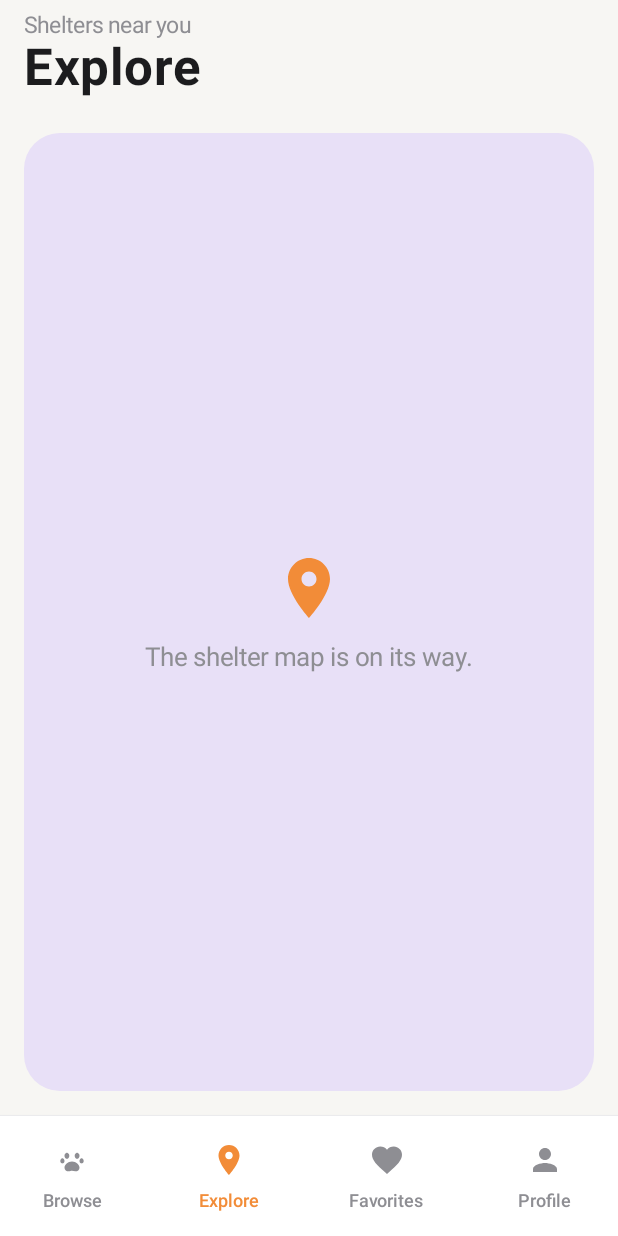
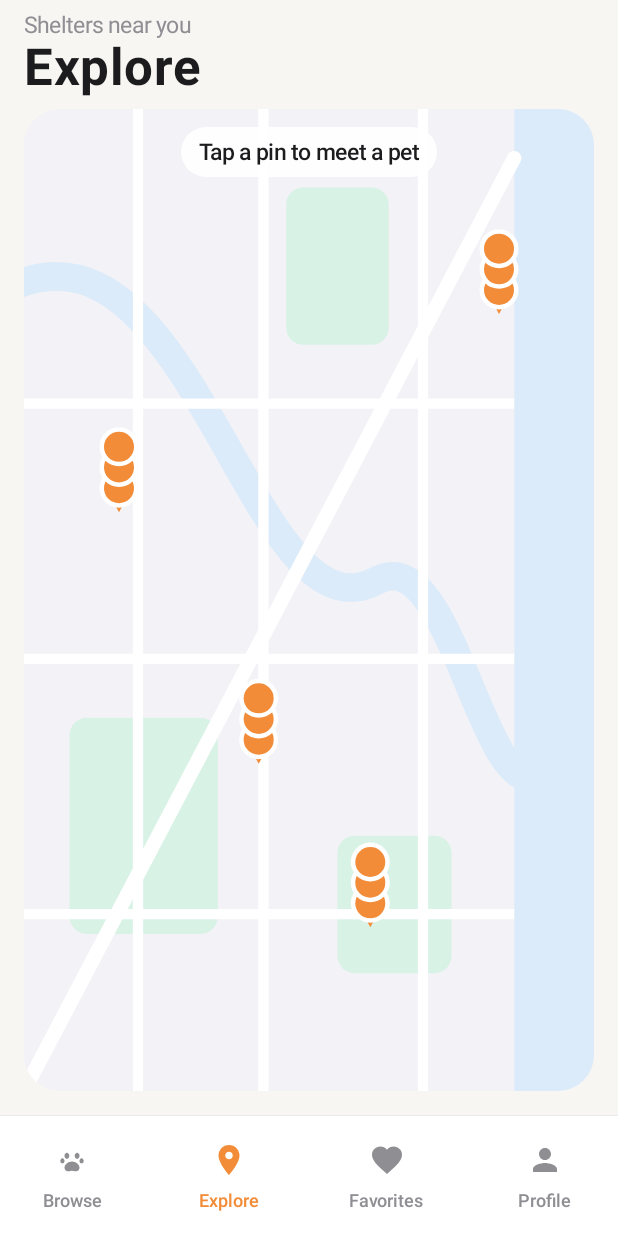
Before and after one commit to aakocval/pet-adopt, an Android app built with Jetpack Compose: the PetApp screen opened through its navigation route, item 2 of the bottom bar chosen, on a phone screen of 412 x 824 dp. Run offline under Robolectric (Android 15) with nearby library versions, the phone set to English and light mode, and no system bars; our stand-ins replace Dagger/Hilt's generated code; libraries missing offline, so code that uses them is left out: androidx.hilt.lifecycle; pictures from the network do not load.

Commit message:
[Feat] Replace the Explore placeholder with a map and pet card

````diff
--- a/app/src/main/kotlin/io/github/aakocval/petadopt/feature/explore/navigation/ExploreNavigation.kt
+++ b/app/src/main/kotlin/io/github/aakocval/petadopt/feature/explore/navigation/ExploreNavigation.kt
@@ -5,7 +5,7 @@ import androidx.navigation.NavGraphBuilder
 import androidx.navigation.NavOptions
 import androidx.navigation.compose.composable
 import androidx.navigation.compose.navigation
-import io.github.aakocval.petadopt.feature.explore.ui.ExploreScreen
+import io.github.aakocval.petadopt.feature.explore.ui.ExploreRoute
 import kotlinx.serialization.Serializable
 
 @Serializable
@@ -16,8 +16,12 @@ data object ExploreDestination
 
 fun NavController.navigateToExplore(navOptions: NavOptions? = null) = navigate(ExploreGraph, navOptions)
 
-fun NavGraphBuilder.exploreGraph() {
+fun NavGraphBuilder.exploreGraph(
+    onPetClick: (petId: String) -> Unit,
+    nestedGraphs: NavGraphBuilder.() -> Unit = {},
+) {
     navigation<ExploreGraph>(startDestination = ExploreDestination) {
-        composable<ExploreDestination> { ExploreScreen() }
+        composable<ExploreDestination> { ExploreRoute(onPetClick = onPetClick) }
+        nestedGraphs()
     }
 }
--- /dev/null
+++ b/app/src/main/kotlin/io/github/aakocval/petadopt/feature/explore/ui/ExploreRoute.kt
@@ -0,0 +1,22 @@
+package io.github.aakocval.petadopt.feature.explore.ui
+
+import androidx.compose.runtime.Composable
+import androidx.compose.runtime.getValue
+import androidx.compose.ui.Modifier
+import androidx.hilt.lifecycle.viewmodel.compose.hiltViewModel
+import androidx.lifecycle.compose.collectAsStateWithLifecycle
+
+@Composable
+fun ExploreRoute(
+    onPetClick: (petId: String) -> Unit,
+    modifier: Modifier = Modifier,
+    viewModel: ExploreViewModel = hiltViewModel(),
+) {
+    val uiState by viewModel.uiState.collectAsStateWithLifecycle()
+    ExploreScreen(
+        uiState = uiState,
+        onPinSelected = viewModel::onPinSelected,
+        onPetClick = onPetClick,
+        modifier = modifier,
+    )
+}
--- a/app/src/main/kotlin/io/github/aakocval/petadopt/feature/explore/ui/ExploreScreen.kt
+++ b/app/src/main/kotlin/io/github/aakocval/petadopt/feature/explore/ui/ExploreScreen.kt
@@ -1,20 +1,34 @@
 package io.github.aakocval.petadopt.feature.explore.ui
 
-import androidx.compose.foundation.layout.Arrangement
+import androidx.compose.animation.AnimatedVisibility
+import androidx.compose.animation.fadeIn
+import androidx.compose.animation.fadeOut
+import androidx.compose.animation.slideInVertically
+import androidx.compose.animation.slideOutVertically
+import androidx.compose.foundation.layout.Box
 import androidx.compose.foundation.layout.Column
+import androidx.compose.foundation.layout.Row
 import androidx.compose.foundation.layout.fillMaxSize
 import androidx.compose.foundation.layout.fillMaxWidth
 import androidx.compose.foundation.layout.padding
 import androidx.compose.foundation.layout.size
+import androidx.compose.material3.Card
+import androidx.compose.material3.CardDefaults
+import androidx.compose.material3.CircularProgressIndicator
 import androidx.compose.material3.Icon
 import androidx.compose.material3.MaterialTheme
 import androidx.compose.material3.Surface
 import androidx.compose.material3.Text
 import androidx.compose.runtime.Composable
+import androidx.compose.runtime.mutableStateOf
+import androidx.compose.runtime.remember
 import androidx.compose.ui.Alignment
 import androidx.compose.ui.Modifier
+import androidx.compose.ui.draw.clip
 import androidx.compose.ui.res.painterResource
 import androidx.compose.ui.res.stringResource
+import androidx.compose.ui.semantics.onClick
+import androidx.compose.ui.semantics.semantics
 import androidx.compose.ui.tooling.preview.PreviewLightDark
 import androidx.compose.ui.unit.dp
 import io.github.aakocval.petadopt.R
@@ -22,40 +36,124 @@ import io.github.aakocval.petadopt.core.designsystem.component.LargeTitle
 import io.github.aakocval.petadopt.core.designsystem.icon.PetAdoptIcons
 import io.github.aakocval.petadopt.core.designsystem.theme.PetAdoptTheme
 import io.github.aakocval.petadopt.core.designsystem.theme.Spacing
+import io.github.aakocval.petadopt.core.ui.PetPhoto
+import io.github.aakocval.petadopt.core.ui.petSubtitle
+import io.github.aakocval.petadopt.domain.model.GeoPoint
+import io.github.aakocval.petadopt.domain.model.Species
+import io.github.aakocval.petadopt.feature.explore.map.LocalMapProvider
+import io.github.aakocval.petadopt.feature.explore.map.MapPin
+import kotlinx.collections.immutable.persistentListOf
 
-/**
- * Placeholder so the tab structure is complete. Replaced by the Canvas mock map behind a
- * MapProvider interface in M6.
- */
 @Composable
-fun ExploreScreen(modifier: Modifier = Modifier) {
+fun ExploreScreen(
+    uiState: ExploreUiState,
+    onPinSelected: (String?) -> Unit,
+    onPetClick: (String) -> Unit,
+    modifier: Modifier = Modifier,
+) {
     Column(modifier = modifier.fillMaxSize()) {
         LargeTitle(title = stringResource(R.string.explore_title), subtitle = stringResource(R.string.explore_subtitle))
-        Surface(
+        Box(
             modifier =
                 Modifier
+                    .weight(1f)
                     .fillMaxWidth()
-                    .weight(1f)
-                    .padding(Spacing.screenHorizontal),
-            shape = MaterialTheme.shapes.large,
-            color = PetAdoptTheme.colors.tileFor("explore"),
+                    .padding(start = Spacing.screenHorizontal, end = Spacing.screenHorizontal, bottom = Spacing.lg)
+                    .clip(MaterialTheme.shapes.large),
         ) {
-            Column(
-                horizontalAlignment = Alignment.CenterHorizontally,
-                verticalArrangement = Arrangement.spacedBy(Spacing.md, Alignment.CenterVertically),
+            LocalMapProvider.current.Map(
+                pins = uiState.pins,
+                selectedPinId = uiState.selected?.id,
+                onPinClick = onPinSelected,
+                modifier = Modifier.fillMaxSize(),
+            )
+            if (uiState.isLoading) CircularProgressIndicator(Modifier.align(Alignment.Center))
+            if (!uiState.isLoading && uiState.selected == null) {
+                Surface(
+                    modifier = Modifier.align(Alignment.TopCenter).padding(Spacing.md),
+                    shape = MaterialTheme.shapes.extraLarge,
+                    color = MaterialTheme.colorScheme.surface.copy(alpha = 0.9f),
+                ) {
+                    Text(
+                        text = stringResource(R.string.explore_hint),
+                        style = MaterialTheme.typography.labelLarge,
+                        modifier = Modifier.padding(horizontal = Spacing.md, vertical = Spacing.sm),
+                    )
+                }
+            }
+            SelectedPetCard(
+                selected = uiState.selected,
+                onPetClick = onPetClick,
+                modifier = Modifier.align(Alignment.BottomCenter),
+            )
+        }
+    }
+}
+
+/** Slides the selected pet's card up from the bottom of the map. */
+@Composable
+private fun SelectedPetCard(
+    selected: ExplorePetCard?,
+    onPetClick: (String) -> Unit,
+    modifier: Modifier = Modifier,
+) {
+    AnimatedVisibility(
+        visible = selected != null,
+        enter = slideInVertically { it } + fadeIn(),
+        exit = slideOutVertically { it } + fadeOut(),
+        modifier = modifier,
+    ) {
+        // Remember the last pet so the card keeps its content while animating out.
+        val pet = remember { mutableStateOf(selected) }.apply { if (selected != null) value = selected }.value
+        pet?.let { PetCard(it, onClick = { onPetClick(it.id) }) }
+    }
+}
+
+/** The "bottom sheet" card for the selected pin. */
+@Composable
+private fun PetCard(
+    pet: ExplorePetCard,
+    onClick: () -> Unit,
+) {
+    val openLabel = stringResource(R.string.explore_open_pet, pet.name)
+    Card(
+        onClick = onClick,
+        modifier =
+            Modifier
+                .fillMaxWidth()
+                .padding(Spacing.md)
+                .semantics { onClick(label = openLabel) { onClick().let { true } } },
+        shape = MaterialTheme.shapes.large,
+        colors = CardDefaults.cardColors(containerColor = MaterialTheme.colorScheme.surface),
+        elevation = CardDefaults.cardElevation(defaultElevation = 6.dp),
+    ) {
+        Row(modifier = Modifier.padding(Spacing.md), verticalAlignment = Alignment.CenterVertically) {
+            Box(
+                modifier =
+                    Modifier
+                        .size(72.dp)
+                        .clip(MaterialTheme.shapes.medium),
             ) {
-                Icon(
-                    painter = painterResource(PetAdoptIcons.MapPin),
-                    contentDescription = null,
-                    tint = MaterialTheme.colorScheme.primary,
-                    modifier = Modifier.size(48.dp),
+                PetPhoto(photoUrl = pet.photoUrl, species = pet.species)
+            }
+            Column(modifier = Modifier.weight(1f).padding(horizontal = Spacing.md)) {
+                Text(pet.name, style = MaterialTheme.typography.titleMedium)
+                Text(
+                    text = petSubtitle(pet.breed, pet.ageInMonths),
+                    style = MaterialTheme.typography.bodyMedium,
+                    color = MaterialTheme.colorScheme.onSurfaceVariant,
                 )
                 Text(
-                    text = stringResource(R.string.explore_placeholder),
-                    style = MaterialTheme.typography.bodyLarge,
+                    text = pet.shelterName,
+                    style = MaterialTheme.typography.bodySmall,
                     color = MaterialTheme.colorScheme.onSurfaceVariant,
                 )
             }
+            Icon(
+                painter = painterResource(PetAdoptIcons.ChevronRight),
+                contentDescription = null,
+                tint = MaterialTheme.colorScheme.onSurfaceVariant,
+            )
         }
     }
 }
@@ -63,5 +161,32 @@ fun ExploreScreen(modifier: Modifier = Modifier) {
 @PreviewLightDark
 @Composable
 private fun ExploreScreenPreview() {
-    PetAdoptTheme { Surface(color = MaterialTheme.colorScheme.background) { ExploreScreen() } }
+    PetAdoptTheme {
+        Surface(color = MaterialTheme.colorScheme.background) {
+            ExploreScreen(
+                uiState =
+                    ExploreUiState(
+                        isLoading = false,
+                        pins =
+                            persistentListOf(
+                                MapPin("dog-biscuit", GeoPoint(37.7943, -122.3944), "Biscuit"),
+                                MapPin("cat-miso", GeoPoint(37.7682, -122.4337), "Miso"),
+                                MapPin("dog-otis", GeoPoint(37.7828, -122.4567), "Otis"),
+                            ),
+                        selected =
+                            ExplorePetCard(
+                                id = "dog-biscuit",
+                                name = "Biscuit",
+                                breed = "Beagle",
+                                ageInMonths = 26,
+                                species = Species.Dog,
+                                shelterName = "Harbor Paws Rescue",
+                                photoUrl = null,
+                            ),
+                    ),
+                onPinSelected = {},
+                onPetClick = {},
+            )
+        }
+    }
 }
--- a/app/src/main/kotlin/io/github/aakocval/petadopt/navigation/AppNavHost.kt
+++ b/app/src/main/kotlin/io/github/aakocval/petadopt/navigation/AppNavHost.kt
@@ -22,7 +22,7 @@ import io.github.aakocval.petadopt.feature.profile.navigation.profileGraph
  * ```
  * root
  * ├── BrowseGraph ── Browse ─> PetDetail ─> Adoption (Form ─> Review ─> Success)
- * ├── ExploreGraph ─ Explore
+ * ├── ExploreGraph ─ Explore (map) ─> PetDetail ─> Adoption
  * ├── FavoritesGraph ─ Favorites ─> PetDetail ─> Adoption
  * └── ProfileGraph ── Profile ─(Saved pets)─> switch to Favorites tab
  * ```
@@ -41,7 +41,10 @@ fun AppNavHost(
             // Pet Detail and the adoption flow live inside each tab, on that tab's back stack.
             nestedGraphs = { petDetailAndAdoption(navController) },
         )
-        exploreGraph()
+        exploreGraph(
+            onPetClick = navController::navigateToPetDetail,
+            nestedGraphs = { petDetailAndAdoption(navController) },
+        )
         favoritesGraph(
             onPetClick = navController::navigateToPetDetail,
             nestedGraphs = { petDetailAndAdoption(navController) },
--- a/app/src/main/res/values/strings.xml
+++ b/app/src/main/res/values/strings.xml
@@ -60,7 +60,8 @@
     <!-- Explore -->
     <string name="explore_title">Explore</string>
     <string name="explore_subtitle">Shelters near you</string>
-    <string name="explore_placeholder">The shelter map is on its way.</string>
+    <string name="explore_hint">Tap a pin to meet a pet</string>
+    <string name="explore_open_pet">Open %1$s</string>
 
     <!-- Onboarding -->
     <string name="onboarding_page1_title">Meet your new best friend</string>
````
